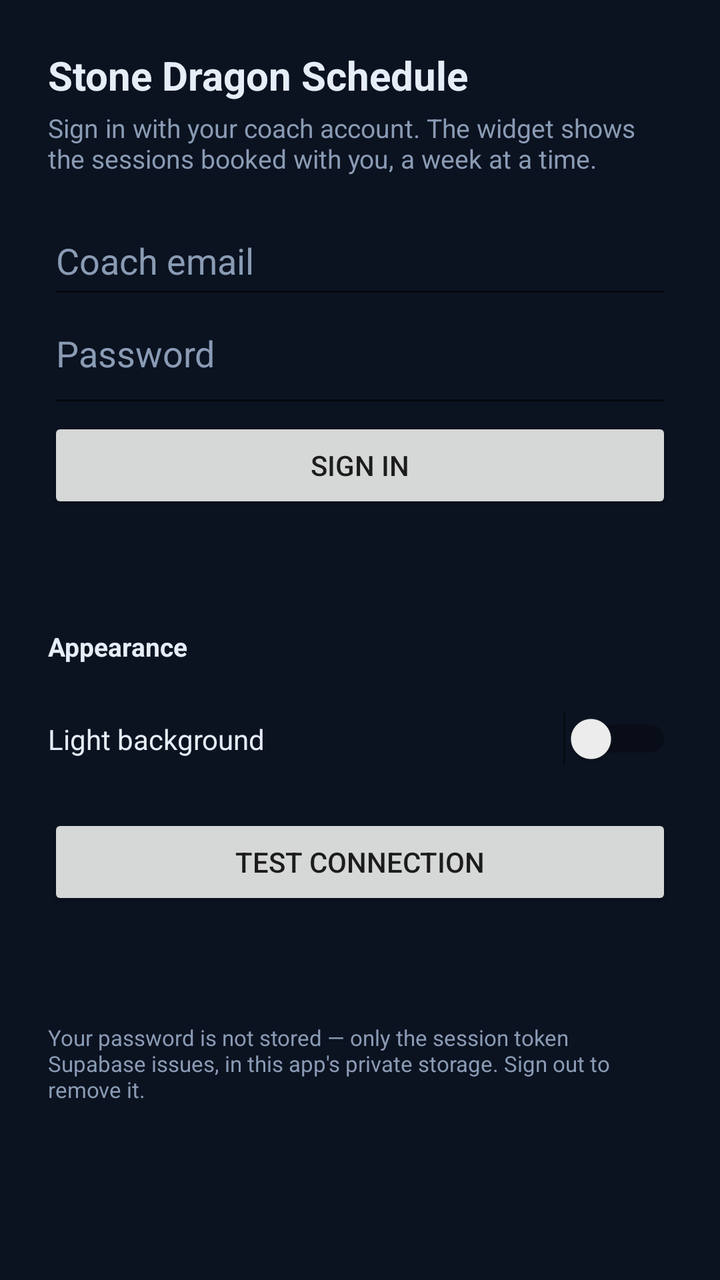
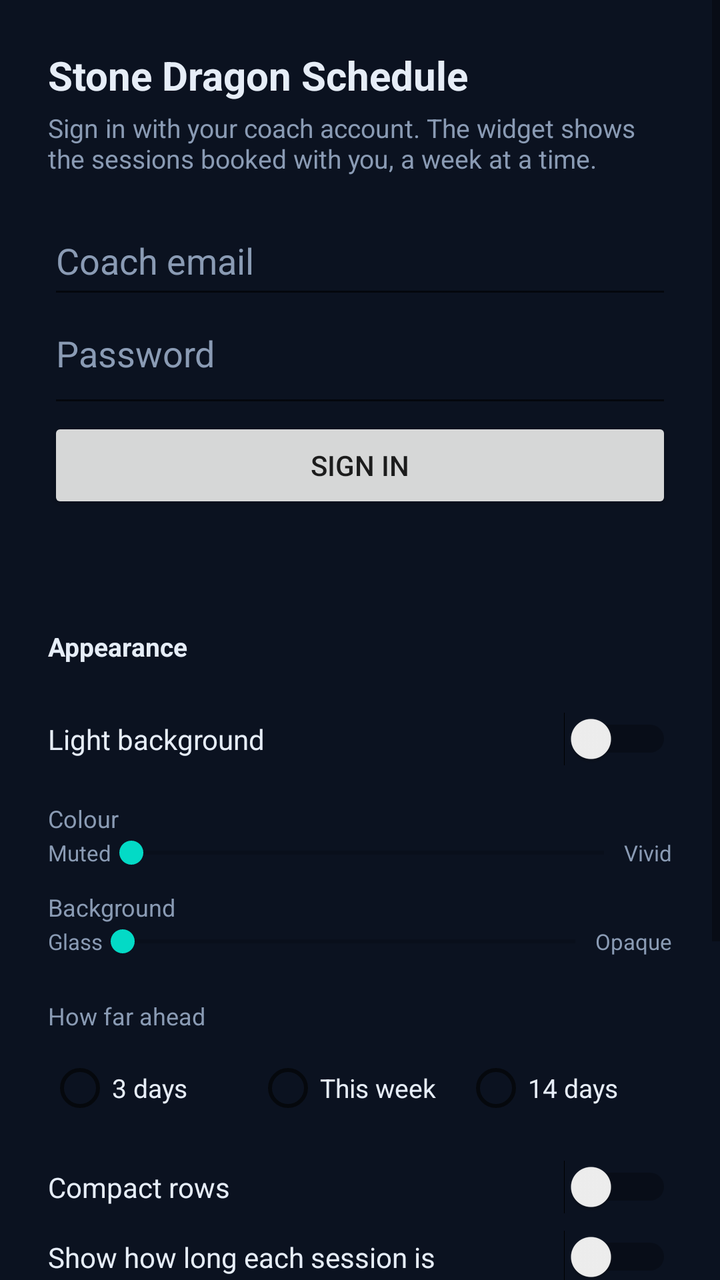

Two renders of the same Android screen: before a commit and after it. Below are the layout's source before the change and the commit's diff.
<!-- AndroidManifest.xml: application theme Theme.StoneDragonSchedule -->
<!-- res/layout/activity_config.xml -->
<?xml version="1.0" encoding="utf-8"?>
<ScrollView xmlns:android="http://schemas.android.com/apk/res/android"
    android:layout_width="match_parent"
    android:layout_height="match_parent"
    android:fillViewport="true"
    android:background="@color/bg">

<LinearLayout
    android:layout_width="match_parent"
    android:layout_height="wrap_content"
    android:orientation="vertical"
    android:padding="24dp">

    <TextView
        android:layout_width="match_parent"
        android:layout_height="wrap_content"
        android:text="@string/app_name"
        android:textSize="20sp"
        android:textStyle="bold"
        android:textColor="@color/text"
        android:paddingBottom="4dp" />

    <TextView
        android:layout_width="match_parent"
        android:layout_height="wrap_content"
        android:text="@string/config_blurb"
        android:textSize="13sp"
        android:textColor="@color/muted"
        android:paddingBottom="20dp" />

    <TextView
        android:id="@+id/cfg_signed_in"
        android:layout_width="match_parent"
        android:layout_height="wrap_content"
        android:visibility="gone"
        android:textSize="14sp"
        android:textColor="@color/accent"
        android:paddingBottom="16dp" />

    <EditText
        android:id="@+id/cfg_email"
        android:layout_width="match_parent"
        android:layout_height="wrap_content"
        android:hint="@string/email"
        android:inputType="textEmailAddress"
        android:autofillHints="emailAddress"
        android:textColor="@color/text"
        android:textColorHint="@color/muted"
        android:paddingBottom="12dp" />

    <EditText
        android:id="@+id/cfg_password"
        android:layout_width="match_parent"
        android:layout_height="wrap_content"
        android:hint="@string/password"
        android:inputType="textPassword"
        android:autofillHints="password"
        android:textColor="@color/text"
        android:textColorHint="@color/muted"
        android:paddingBottom="20dp" />

    <Button
        android:id="@+id/cfg_button"
        android:layout_width="match_parent"
        android:layout_height="wrap_content"
        android:text="@string/sign_in" />

    <TextView
        android:id="@+id/cfg_status"
        android:layout_width="match_parent"
        android:layout_height="wrap_content"
        android:textSize="13sp"
        android:textColor="@color/muted"
        android:paddingTop="14dp" />

    
    <TextView
        android:layout_width="match_parent"
        android:layout_height="wrap_content"
        android:text="@string/appearance"
        android:textSize="13sp"
        android:textStyle="bold"
        android:textColor="@color/text"
        android:layout_marginTop="26dp" />

    
    <LinearLayout
        android:id="@+id/cfg_swatches"
        android:layout_width="match_parent"
        android:layout_height="wrap_content"
        android:orientation="vertical"
        android:paddingTop="10dp" />

    <LinearLayout
        android:layout_width="match_parent"
        android:layout_height="wrap_content"
        android:orientation="horizontal"
        android:gravity="center_vertical"
        android:paddingTop="14dp">

        <TextView
            android:layout_width="0dp"
            android:layout_height="wrap_content"
            android:layout_weight="1"
            android:text="@string/light_background"
            android:textSize="14sp"
            android:textColor="@color/text" />

        <Switch
            android:id="@+id/cfg_light"
            android:layout_width="wrap_content"
            android:layout_height="wrap_content" />
    </LinearLayout>

    <Button
        android:id="@+id/cfg_test"
        android:layout_width="match_parent"
        android:layout_height="wrap_content"
        android:text="@string/test_connection"
        android:layout_marginTop="24dp" />

    <TextView
        android:id="@+id/cfg_diag"
        android:layout_width="match_parent"
        android:layout_height="wrap_content"
        android:textSize="12sp"
        android:fontFamily="monospace"
        android:textColor="@color/text"
        android:paddingTop="12dp" />

    <TextView
        android:layout_width="match_parent"
        android:layout_height="wrap_content"
        android:text="@string/config_footer"
        android:textSize="11sp"
        android:textColor="@color/muted"
        android:paddingTop="28dp" />
</LinearLayout>
</ScrollView>
<!-- resources referenced by this layout -->
<resources>
  <color name="accent">#06B6D4</color>
  <color name="bg">#0B1220</color>
  <color name="muted">#8A9BB4</color>
  <color name="text">#E6EDF7</color>
  <string name="app_name">Stone Dragon Schedule</string>
  <string name="appearance">Appearance</string>
  <string name="config_blurb">Sign in with your coach account. The widget shows the sessions booked with you, a week at a time.</string>
  <string name="config_footer">Your password is not stored — only the session token Supabase issues, in this app\'s private storage. Sign out to remove it.</string>
  <string name="email">Coach email</string>
  <string name="light_background">Light background</string>
  <string name="password">Password</string>
  <string name="sign_in">Sign in</string>
  <string name="test_connection">Test connection</string>
  <style name="Theme.StoneDragonSchedule" parent="Theme.MaterialComponents.DayNight.NoActionBar">
          <item name="colorPrimary">@color/accent</item>
          <item name="android:windowBackground">@color/bg</item>
      </style>
</resources>

<!-- the commit's change to res/layout/activity_config.xml (unified diff, before → after) -->
@@ -112,6 +112,190 @@
             android:layout_height="wrap_content" />
     </LinearLayout>
 
+    
+    <TextView
+        android:layout_width="match_parent"
+        android:layout_height="wrap_content"
+        android:text="@string/colour_strength"
+        android:textSize="12sp"
+        android:textColor="@color/muted"
+        android:paddingTop="18dp" />
+
+    <LinearLayout
+        android:layout_width="match_parent"
+        android:layout_height="wrap_content"
+        android:orientation="horizontal"
+        android:gravity="center_vertical">
+
+        <TextView
+            android:layout_width="wrap_content"
+            android:layout_height="wrap_content"
+            android:text="@string/muted"
+            android:textSize="11sp"
+            android:textColor="@color/muted" />
+
+        <SeekBar
+            android:id="@+id/cfg_saturation"
+            android:layout_width="0dp"
+            android:layout_height="wrap_content"
+            android:layout_weight="1"
+            android:max="100"
+            android:paddingLeft="10dp"
+            android:paddingRight="10dp" />
+
+        <TextView
+            android:layout_width="wrap_content"
+            android:layout_height="wrap_content"
+            android:text="@string/vivid"
+            android:textSize="11sp"
+            android:textColor="@color/muted" />
+    </LinearLayout>
+
+    <TextView
+        android:layout_width="match_parent"
+        android:layout_height="wrap_content"
+        android:text="@string/background"
+        android:textSize="12sp"
+        android:textColor="@color/muted"
+        android:paddingTop="10dp" />
+
+    <LinearLayout
+        android:layout_width="match_parent"
+        android:layout_height="wrap_content"
+        android:orientation="horizontal"
+        android:gravity="center_vertical">
+
+        <TextView
+            android:layout_width="wrap_content"
+            android:layout_height="wrap_content"
+            android:text="@string/glass"
+            android:textSize="11sp"
+            android:textColor="@color/muted" />
+
+        <SeekBar
+            android:id="@+id/cfg_opacity"
+            android:layout_width="0dp"
+            android:layout_height="wrap_content"
+            android:layout_weight="1"
+            android:max="100"
+            android:paddingLeft="10dp"
+            android:paddingRight="10dp" />
+
+        <TextView
+            android:layout_width="wrap_content"
+            android:layout_height="wrap_content"
+            android:text="@string/opaque"
+            android:textSize="11sp"
+            android:textColor="@color/muted" />
+    </LinearLayout>
+
+    
+    <TextView
+        android:layout_width="match_parent"
+        android:layout_height="wrap_content"
+        android:text="@string/how_far_ahead"
+        android:textSize="12sp"
+        android:textColor="@color/muted"
+        android:paddingTop="20dp" />
+
+    <RadioGroup
+        android:id="@+id/cfg_span"
+        android:layout_width="match_parent"
+        android:layout_height="wrap_content"
+        android:orientation="horizontal"
+        android:paddingTop="4dp">
+
+        <RadioButton
+            android:id="@+id/cfg_span_3"
+            android:layout_width="0dp"
+            android:layout_height="wrap_content"
+            android:layout_weight="1"
+            android:text="@string/span_3"
+            android:textSize="13sp"
+            android:textColor="@color/text" />
+
+        <RadioButton
+            android:id="@+id/cfg_span_7"
+            android:layout_width="0dp"
+            android:layout_height="wrap_content"
+            android:layout_weight="1"
+            android:text="@string/span_7"
+            android:textSize="13sp"
+            android:textColor="@color/text" />
+
+        <RadioButton
+            android:id="@+id/cfg_span_14"
+            android:layout_width="0dp"
+            android:layout_height="wrap_content"
+            android:layout_weight="1"
+            android:text="@string/span_14"
+            android:textSize="13sp"
+            android:textColor="@color/text" />
+    </RadioGroup>
+
+    <LinearLayout
+        android:layout_width="match_parent"
+        android:layout_height="wrap_content"
+        android:orientation="horizontal"
+        android:gravity="center_vertical"
+        android:paddingTop="12dp">
+
+        <TextView
+            android:layout_width="0dp"
+            android:layout_height="wrap_content"
+            android:layout_weight="1"
+            android:text="@string/compact_rows"
+            android:textSize="14sp"
+            android:textColor="@color/text" />
+
+        <Switch
+            android:id="@+id/cfg_compact"
+            android:layout_width="wrap_content"
+            android:layout_height="wrap_content" />
+    </LinearLayout>
+
+    <LinearLayout
+        android:layout_width="match_parent"
+        android:layout_height="wrap_content"
+        android:orientation="horizontal"
+        android:gravity="center_vertical"
+        android:paddingTop="8dp">
+
+        <TextView
+            android:layout_width="0dp"
+            android:layout_height="wrap_content"
+            android:layout_weight="1"
+            android:text="@string/show_duration"
+            android:textSize="14sp"
+            android:textColor="@color/text" />
+
+        <Switch
+            android:id="@+id/cfg_duration"
+            android:layout_width="wrap_content"
+            android:layout_height="wrap_content" />
+    </LinearLayout>
+
+    <LinearLayout
+        android:layout_width="match_parent"
+        android:layout_height="wrap_content"
+        android:orientation="horizontal"
+        android:gravity="center_vertical"
+        android:paddingTop="8dp">
+
+        <TextView
+            android:layout_width="0dp"
+            android:layout_height="wrap_content"
+            android:layout_weight="1"
+            android:text="@string/show_notes"
+            android:textSize="14sp"
+            android:textColor="@color/text" />
+
+        <Switch
+            android:id="@+id/cfg_notes"
+            android:layout_width="wrap_content"
+            android:layout_height="wrap_content" />
+    </LinearLayout>
+
     <Button
         android:id="@+id/cfg_test"
         android:layout_width="match_parent"
<!-- resource entries referenced after the edit -->
@@ -6,13 +6,26 @@
   <color name="text">#E6EDF7</color>
   <string name="app_name">Stone Dragon Schedule</string>
   <string name="appearance">Appearance</string>
+  <string name="background">Background</string>
+  <string name="colour_strength">Colour</string>
+  <string name="compact_rows">Compact rows</string>
   <string name="config_blurb">Sign in with your coach account. The widget shows the sessions booked with you, a week at a time.</string>
   <string name="config_footer">Your password is not stored — only the session token Supabase issues, in this app\'s private storage. Sign out to remove it.</string>
   <string name="email">Coach email</string>
+  <string name="glass">Glass</string>
+  <string name="how_far_ahead">How far ahead</string>
   <string name="light_background">Light background</string>
+  <string name="muted">Muted</string>
+  <string name="opaque">Opaque</string>
   <string name="password">Password</string>
+  <string name="show_duration">Show how long each session is</string>
+  <string name="show_notes">Show notes</string>
   <string name="sign_in">Sign in</string>
+  <string name="span_14">14 days</string>
+  <string name="span_3">3 days</string>
+  <string name="span_7">This week</string>
   <string name="test_connection">Test connection</string>
+  <string name="vivid">Vivid</string>
   <style name="Theme.StoneDragonSchedule" parent="Theme.MaterialComponents.DayNight.NoActionBar">
           <item name="colorPrimary">@color/accent</item>
           <item name="android:windowBackground">@color/bg</item>
